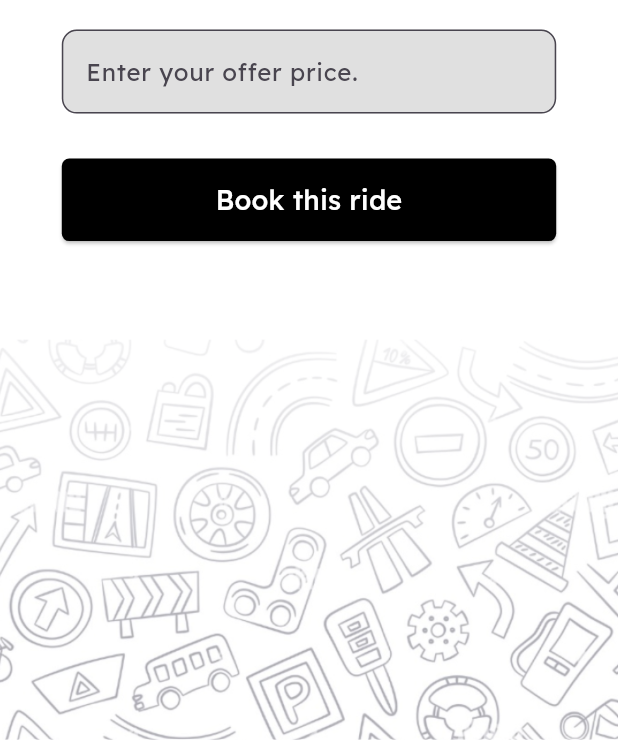
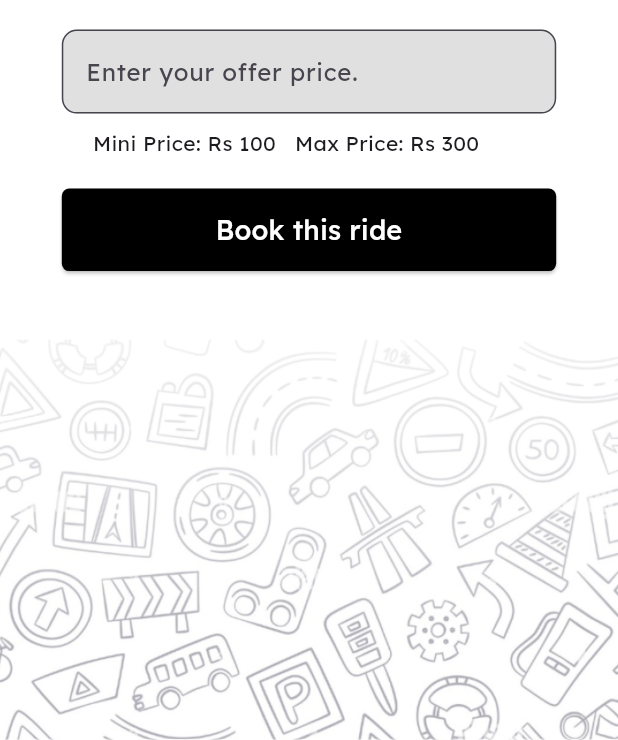
Before and after one commit to aditya030/Autohub_userside, a Flutter app: the MapRidePricePage screen opened by its route, after a tap on "Auto", after a tap on "Premium Auto", after a tap on "Place your offer of", on a phone screen of 412 x 824 dp, the part 496-1236 px from its top. Run offline on Flutter 3.47's test engine with Material 3 defaults, Android fonts, the phone set to English and light mode, and no system bars; our stand-ins replace flutter_map, flutter_rating_bar, latlong2; missing offline and left inert: razorpay_flutter.

Commit message:
User offer price page updated

```diff
--- a/lib/main.dart
+++ b/lib/main.dart
@@ -32,7 +32,7 @@ class MyApp extends StatelessWidget {
         fontFamily: "Lexend",
         scaffoldBackgroundColor: AppColors.backgroundColor,
       ),
-      initialRoute: '/ridecompletion',
+      initialRoute: '/userbidpage',
       routes: {
         '/': (context) => LoginPage(),
         '/ride': (context) => MapRidePricePage(),
--- a/lib/pages/user_bid_page.dart
+++ b/lib/pages/user_bid_page.dart
@@ -86,8 +86,21 @@ class _UserBidPageState extends State<UserBidPage> {
                         ),
                       ),
                     ),
+                    SizedBox(height: 10,),
+                    Container(
+                      width: screenWidth * 0.8,
+                      child: Padding(
+                        padding: EdgeInsets.only(left: screenWidth * 0.05),
+                        child: Row(
+                          children: [
+                            Text("Mini Price: Rs 100\t\t\t"),
+                            Text("Max Price: Rs 300")
+                          ],
+                        ),
+                      ),
+                    ),
                     SizedBox(
-                      height: 30,
+                      height: 20,
                     ),
                     Container(
                       width: screenWidth * 0.8,
```
